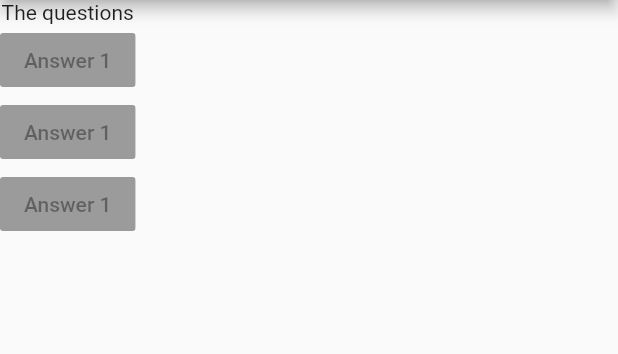
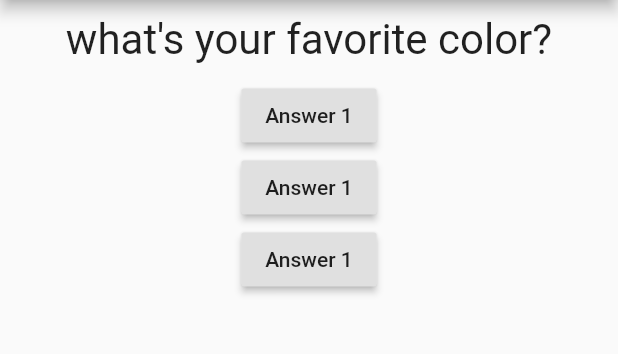
Before and after one commit to paragrshinde/first_app, a Flutter app: the screen it shows after launch, on a phone screen of 412 x 824 dp, the part 84-438 px from its top. Run offline on Flutter 3.47's test engine with Material 2 defaults, Android fonts, the phone set to English and light mode, and no system bars.

Commit message:
custom widget question created

```diff
--- a/lib/main.dart
+++ b/lib/main.dart
@@ -1,11 +1,24 @@
 import 'package:flutter/cupertino.dart';
 import 'package:flutter/material.dart';
+import './question.dart';
 
 void main() => runApp(MyApp());
 
-class MyApp extends StatelessWidget {
-  void questionAnswer(){
-    print('Answer 1 Clicked');
+class MyApp extends StatefulWidget {
+  @override
+  State<StatefulWidget> createState() {
+    // TODO: implement createState
+    return _MyAppState();
+  }
+}
+
+class _MyAppState extends State<MyApp> {
+  var _questionIndex = 0;
+  void questionAnswer() {
+    setState(() {
+      _questionIndex = _questionIndex + 1;
+    });
+    print(_questionIndex);
   }
 
   Widget build(BuildContext context) {
@@ -18,12 +31,21 @@ class MyApp extends StatelessWidget {
         appBar: AppBar(
           title: Text('First App'),
         ),
-        body:Column(
-          children:[
-            Text('The questions'),
-            RaisedButton(child: Text('Answer 1'),onPressed: questionAnswer(),),
-            RaisedButton(child: Text('Answer 1'),onPressed: null,),
-            RaisedButton(child: Text('Answer 1'),onPressed: null,)
+        body: Column(
+          children: [
+            Question(question[_questionIndex]),
+            RaisedButton(
+              child: Text('Answer 1'),
+              onPressed: questionAnswer,
+            ),
+            RaisedButton(
+              child: Text('Answer 1'),
+              onPressed: questionAnswer,
+            ),
+            RaisedButton(
+              child: Text('Answer 1'),
+              onPressed: questionAnswer,
+            )
           ],
         ),
       ),
--- /dev/null
+++ b/lib/question.dart
@@ -0,0 +1,17 @@
+import 'package:flutter/material.dart';
+
+class Question extends StatelessWidget {
+  final String questionText;
+  Question(this.questionText);
+  @override
+  Widget build(BuildContext context) {
+    return Container(
+      width: double.infinity,
+      margin: EdgeInsets.all(10),
+      child:Text(
+      questionText,
+      style: TextStyle(fontSize: 28),
+      textAlign: TextAlign.center,
+    ),);
+  }
+}
```
